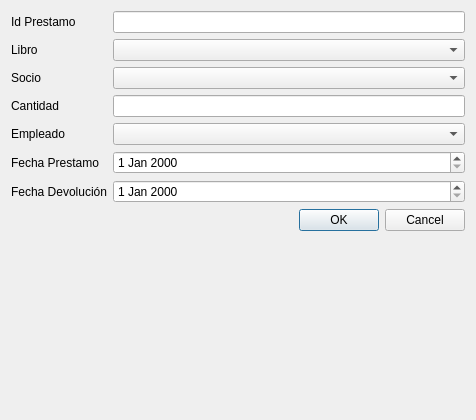
Qt form agregarprestamo.ui (DanielaGanan/biblioteca) before a commit.
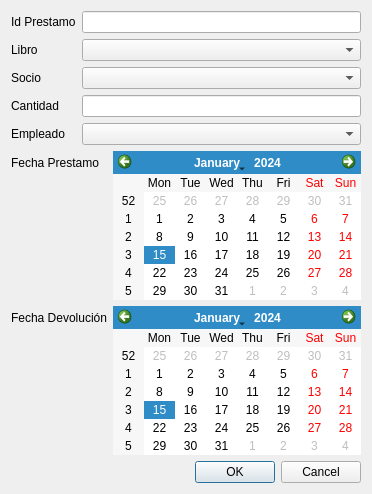
The same form after that commit.

```diff
--- a/agregarprestamo.ui
+++ b/agregarprestamo.ui
@@ -6,16 +6,18 @@
    <rect>
     <x>0</x>
     <y>0</y>
-    <width>476</width>
-    <height>420</height>
+    <width>313</width>
+    <height>416</height>
    </rect>
   </property>
   <property name="windowTitle">
    <string>Dialog</string>
   </property>
-  <layout class="QGridLayout" name="gridLayout">
+  <layout class="QFormLayout" name="formLayout">
    <item row="0" column="0">
-    <layout class="QFormLayout" name="formLayout_2">
+    <layout class="QVBoxLayout" name="verticalLayout">
+     <item>
+      <layout class="QFormLayout" name="formLayout_4">
      <item row="0" column="0">
       <widget class="QLabel" name="label">
        <property name="text">
@@ -66,27 +68,33 @@
      <item row="4" column="1">
       <widget class="QComboBox" name="empleadoComboBox"/>
      </item>
-     <item row="5" column="0">
+      </layout>
+     </item>
+     <item>
+      <layout class="QFormLayout" name="formLayout_3">
+       <item row="0" column="0">
       <widget class="QLabel" name="label_6">
        <property name="text">
         <string>Fecha Prestamo</string>
        </property>
       </widget>
      </item>
-     <item row="5" column="1">
-      <widget class="QDateEdit" name="fechaPresDate"/>
-     </item>
-     <item row="6" column="0">
+       <item row="0" column="1">
+        <widget class="QCalendarWidget" name="calendarfechaPrest"/>
+       </item>
+       <item row="1" column="0">
       <widget class="QLabel" name="label_8">
        <property name="text">
         <string>Fecha Devolución</string>
        </property>
       </widget>
      </item>
-     <item row="6" column="1">
-      <widget class="QDateEdit" name="fechaDevDate_2"/>
-     </item>
-     <item row="7" column="1">
+       <item row="1" column="1">
+        <widget class="QCalendarWidget" name="calendarfecheDev"/>
+       </item>
+      </layout>
+     </item>
+     <item>
       <widget class="QDialogButtonBox" name="buttonBox_2">
        <property name="orientation">
         <enum>Qt::Orientation::Horizontal</enum>
```
Lines whose indentation alone changed are shown as unchanged.
